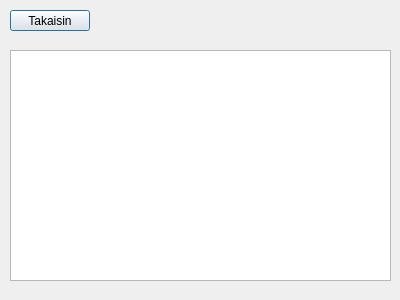
JnsRdnp/ATM-Simulator, file frontend/account/accountdialog.ui: the form before one commit.
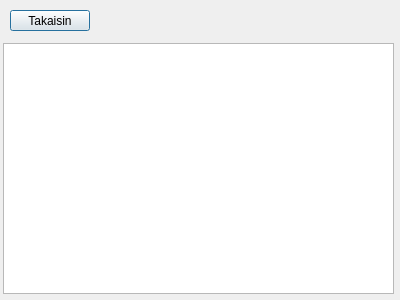
The form after the commit.

Diff of the .ui file:
```diff
--- a/frontend/account/accountdialog.ui
+++ b/frontend/account/accountdialog.ui
@@ -29,12 +29,18 @@
   <widget class="QTextEdit" name="teHistory">
    <property name="geometry">
     <rect>
-     <x>10</x>
-     <y>50</y>
-     <width>381</width>
-     <height>231</height>
+     <x>3</x>
+     <y>43</y>
+     <width>391</width>
+     <height>251</height>
     </rect>
    </property>
+   <property name="font">
+    <font>
+     <pointsize>10</pointsize>
+     <underline>true</underline>
+    </font>
+   </property>
   </widget>
  </widget>
  <resources/>
```
